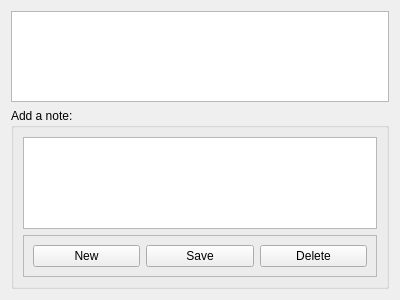
Above: drc/gui/notesbrowser.ui from lansdon/cpts483_drc before the change. Below: the same form after it.
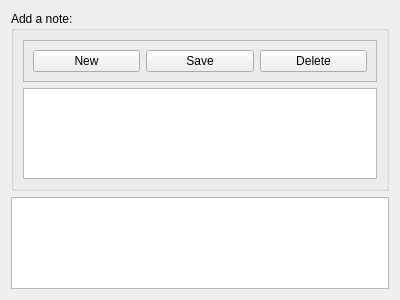
That is the form after the change.

Commit message: browser and notes

```diff
--- a/drc/gui/notesbrowser.ui
+++ b/drc/gui/notesbrowser.ui
@@ -14,18 +14,12 @@
    <string>Form</string>
   </property>
   <layout class="QVBoxLayout" name="verticalLayout">
-   <item>
-    <widget class="QTableWidget" name="tableWidget"/>
-   </item>
    <item>
     <widget class="QGroupBox" name="newNoteGroupBox">
      <property name="title">
       <string>Add a note:</string>
      </property>
      <layout class="QVBoxLayout" name="verticalLayout_2">
-      <item>
-       <widget class="QTextEdit" name="noteInput"/>
-      </item>
       <item>
        <widget class="QFrame" name="frame">
         <property name="frameShape">
@@ -59,9 +53,15 @@
         </layout>
        </widget>
       </item>
+      <item>
+       <widget class="QTextEdit" name="noteInput"/>
+      </item>
      </layout>
     </widget>
    </item>
+   <item>
+    <widget class="QTableWidget" name="tableWidget"/>
+   </item>
   </layout>
  </widget>
  <resources/>
```
The commit also changes 3 other files.
